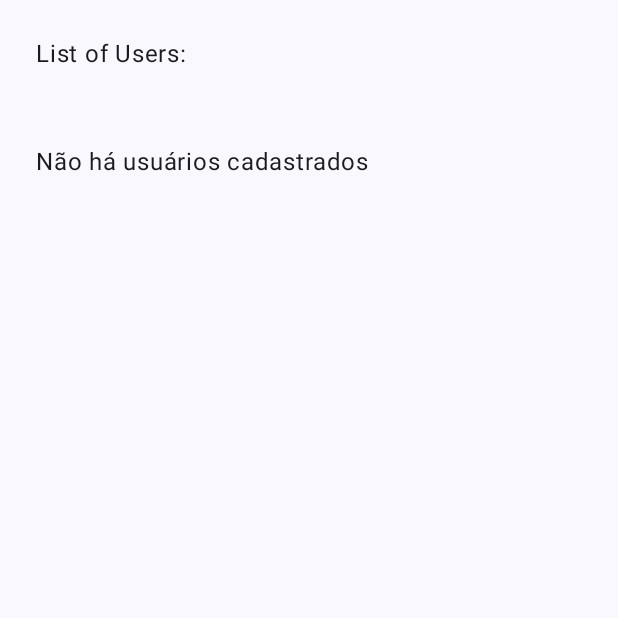
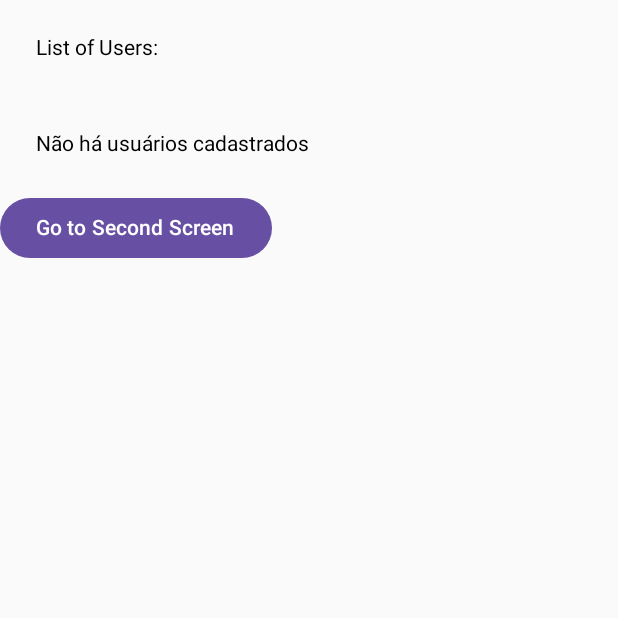
Before and after one commit to ArtAulas/EstudoBanco, an Android app built with Jetpack Compose: the screen it shows after launch (MainActivity), on a phone screen of 412 x 824 dp, the top half of it. Run offline under Robolectric (Android 15) with nearby library versions, the phone set to English and light mode, and no system bars; our stand-ins replace Room's generated code.

Commit message:
Tela de Cadastro Iniciada

```diff
--- a/app/build.gradle.kts
+++ b/app/build.gradle.kts
@@ -53,6 +53,7 @@ dependencies {
     //Room
     implementation("androidx.room:room-runtime:2.7.2")
     implementation(libs.androidx.room.ktx)
+    implementation(libs.androidx.navigation.compose)
     kapt("androidx.room:room-compiler:2.7.2")
 
     testImplementation(libs.junit)
--- a/app/src/main/java/com/example/estudobanco/MainActivity.kt
+++ b/app/src/main/java/com/example/estudobanco/MainActivity.kt
@@ -5,20 +5,17 @@ import androidx.activity.ComponentActivity
 import androidx.activity.compose.setContent
 import androidx.activity.enableEdgeToEdge
 import androidx.compose.foundation.layout.Column
-import androidx.compose.foundation.layout.fillMaxSize
 import androidx.compose.foundation.layout.padding
 import androidx.compose.material3.Button
-import androidx.compose.material3.Scaffold
 import androidx.compose.material3.Text
 import androidx.compose.runtime.Composable
-import androidx.compose.runtime.mutableIntStateOf
-import androidx.compose.runtime.mutableStateOf
-import androidx.compose.runtime.remember
 import androidx.compose.ui.Modifier
-import androidx.compose.ui.tooling.preview.Preview
 import androidx.compose.ui.unit.dp
+import androidx.navigation.NavController
+import androidx.navigation.compose.rememberNavController
 import androidx.room.Room
-import com.example.estudobanco.ui.theme.EstudoBancoTheme
+import androidx.navigation.compose.NavHost
+import androidx.navigation.compose.composable
 
 class MainActivity : ComponentActivity() {
     override fun onCreate(savedInstanceState: Bundle?) {
@@ -30,27 +27,38 @@ class MainActivity : ComponentActivity() {
         ).build()
         enableEdgeToEdge()
         setContent {
-            EstudoBancoTheme {
-                Scaffold(modifier = Modifier.fillMaxSize()) { innerPadding ->
-                    Greeting(
-                        db = db,
-                        modifier = Modifier.padding(innerPadding)
-                    )
-                }
-            }
+            MyApp(db)
         }
     }
 }
 
 @Composable
-fun Greeting(db : AppDatabase,modifier: Modifier = Modifier) {
-    val num = remember{ mutableIntStateOf(0)} //Variável State
+fun MyApp(db: AppDatabase) {
+    val navController = rememberNavController()
 
+    NavHost(
+        navController = navController,
+        startDestination = "main"
+    ) {
+        composable("main") {
+            Greeting(db,navController)
+        }
+        composable("second") {
+            Greeting2("Arthur",navController)
+        }
+    }
+}
+
+@Composable
+fun Greeting(db : AppDatabase,navController : NavController,modifier: Modifier = Modifier) {
     Column {
         Text(
             text = "List of Users:",
             modifier = modifier.padding(24.dp)
         )
         List(db)
+        Button(onClick = { navController.navigate("second") }) {
+            Text("Go to Second Screen")
+        }
     }
 }
--- a/gradle/libs.versions.toml
+++ b/gradle/libs.versions.toml
@@ -10,6 +10,7 @@ activityCompose = "1.10.1"
 composeBom = "2024.09.00"
 material3 = "1.3.2"
 roomKtx = "2.7.2"
+navigationCompose = "2.9.3"
 
 [libraries]
 androidx-core-ktx = { group = "androidx.core", name = "core-ktx", version.ref = "coreKtx" }
@@ -28,6 +29,7 @@ androidx-ui-test-junit4 = { group = "androidx.compose.ui", name = "ui-test-junit
 androidx-material3 = { group = "androidx.compose.material3", name = "material3" }
 material3 = { group = "androidx.compose.material3", name = "material3", version.ref = "material3" }
 androidx-room-ktx = { group = "androidx.room", name = "room-ktx", version.ref = "roomKtx" }
+androidx-navigation-compose = { group = "androidx.navigation", name = "navigation-compose", version.ref = "navigationCompose" }
 
 [plugins]
 android-application = { id = "com.android.application", version.ref = "agp" }
```
Also changed, not shown: app/src/main/java/com/example/estudobanco/Funcoes.kt (deleted, +0 -7 lines), app/src/main/java/com/example/estudobanco/UserForm.kt (added, +37 -0 lines).
